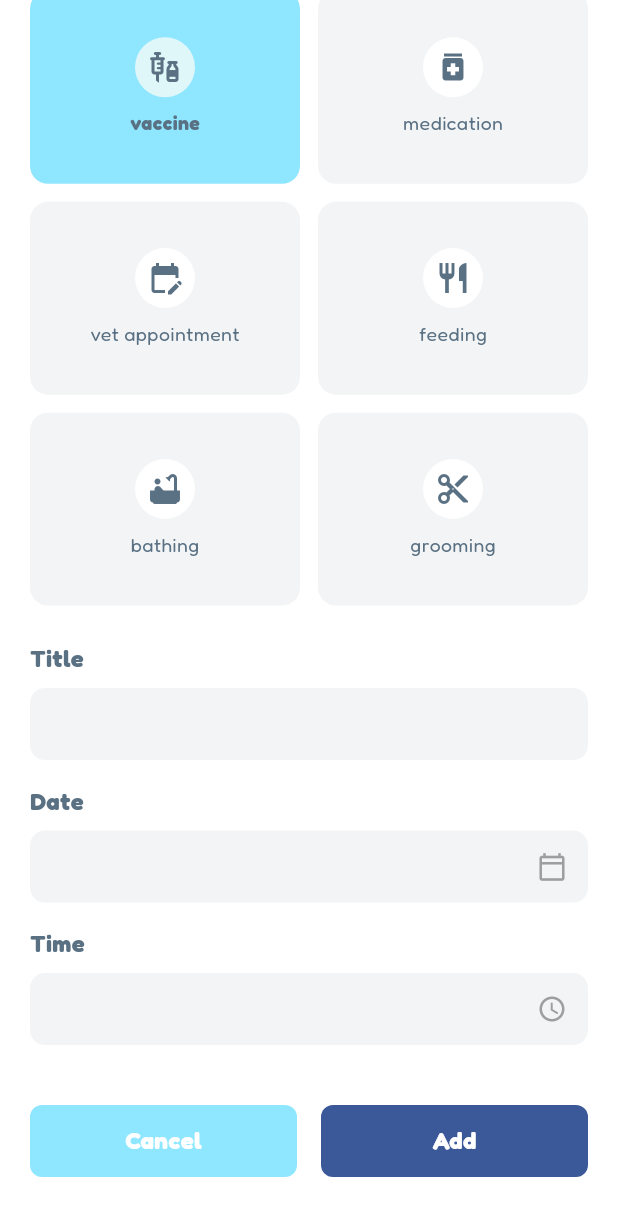
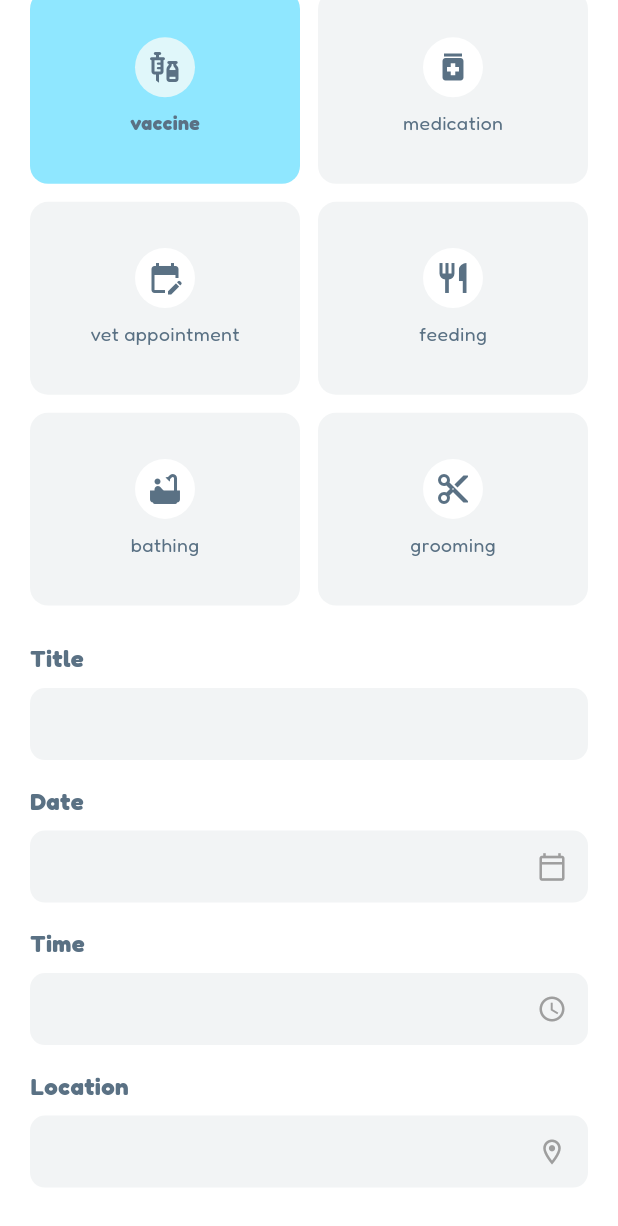
Before and after one commit to Thxngfh/PetCareApp, a Flutter app: the AddReminderScreen screen opened directly, scrolled down 198 dp, on a phone screen of 412 x 824 dp. Shown: the top 1226 px of the screen. Run offline on Flutter 3.47's test engine with Material 3 defaults, Android fonts, the light colour scheme and no system bars; our stand-ins replace firebase_auth, firebase_core, font_awesome_flutter, google_sign_in, image_picker, sign_in_with_apple; missing offline and left inert: flutter_facebook_auth; accounts and stored records are empty.

Commit message:
add Location

```diff
--- a/lib/screens/add_reminder.dart
+++ b/lib/screens/add_reminder.dart
@@ -13,6 +13,8 @@ class _AddReminderScreenState extends State<AddReminderScreen> {
   final TextEditingController _titleController = TextEditingController();
   final TextEditingController _dateController = TextEditingController();
   final TextEditingController _timeController = TextEditingController();
+  // ── 1. เพิ่ม Controller สำหรับ Location ──
+  final TextEditingController _locationController = TextEditingController();
 
   final List<Map<String, dynamic>> _types = [
     {'icon': Icons.vaccines, 'label': 'vaccine'},
@@ -32,6 +34,7 @@ class _AddReminderScreenState extends State<AddReminderScreen> {
     _titleController.dispose();
     _dateController.dispose();
     _timeController.dispose();
+    _locationController.dispose(); // อย่าลืม dispose ด้วย
     super.dispose();
   }
 
@@ -194,6 +197,14 @@ class _AddReminderScreenState extends State<AddReminderScreen> {
                       onTap: () => _selectTime(context),
                       suffixIcon: const Icon(Icons.access_time, size: 20, color: Colors.grey),
                     ),
+                    const SizedBox(height: 16),
+
+                    // ── 2. เพิ่มช่องกรอก Location ──
+                    _buildInputField(
+                      'Location',
+                      _locationController,
+                      suffixIcon: const Icon(Icons.location_on_outlined, size: 20, color: Colors.grey),
+                    ),
                     const SizedBox(height: 40),
 
                     Row(
@@ -213,10 +224,12 @@ class _AddReminderScreenState extends State<AddReminderScreen> {
                         Expanded(
                           child: GestureDetector(
                             onTap: () {
+                              // ── 3. ส่งค่า Location กลับไปด้วย ──
                               final newReminderData = {
                                 'title': _titleController.text.isEmpty ? 'New Reminder' : _titleController.text,
                                 'date': _dateController.text.isEmpty ? 'Not set' : _dateController.text,
                                 'time': _timeController.text.isEmpty ? '-' : _timeController.text,
+                                'location': _locationController.text.isEmpty ? 'No location' : _locationController.text,
                                 'icon': _types[_selectedTypeIndex]['icon'],
                               };
                               Navigator.pop(context, newReminderData);
--- a/lib/screens/health.dart
+++ b/lib/screens/health.dart
@@ -16,7 +16,7 @@ class HealthScreenState extends State<HealthScreen> {
 
   final Color textBlueColor = const Color(0xFF4C6184);
 
-  // ฟังก์ชันรับข้อมูลจากหน้า Add
+  // ฟังก์ชันรับข้อมูลจากหน้า Add (ถูกเรียกใช้จาก MainScreen ผ่าน GlobalKey)
   void addReminder(Map<String, dynamic> data) {
     setState(() {
       remindersList.insert(0, data);
@@ -54,7 +54,7 @@ class HealthScreenState extends State<HealthScreen> {
                 remindersList.removeAt(index);
               });
 
-              widget.onReminderDeleted?.call();
+              widget.onReminderDeleted?.call(); // แจ้ง MainScreen ให้ลดตัวเลขกระดิ่ง
 
               Navigator.pop(context);
             },
@@ -71,6 +71,8 @@ class HealthScreenState extends State<HealthScreen> {
       backgroundColor: Colors.white,
       body: Column(
         children: [
+          // ── ลบแถบ Header สีฟ้าออก เพราะ MainScreen มี AppBar อยู่แล้ว ──
+
           //Tab Buttons
           Padding(
             padding: const EdgeInsets.symmetric(horizontal: 16, vertical: 14),
@@ -247,7 +249,7 @@ class HealthScreenState extends State<HealthScreen> {
                       ],
                     ),
                     const SizedBox(height: 10),
-                    Text('Location: varaporn vet', style: TextStyle(fontFamily: 'Fredoka', color: textBlueColor, fontSize: 14)),
+                    Text('Location: ${item['location'] ?? 'No location'}', style: TextStyle(fontFamily: 'Fredoka', color: textBlueColor, fontSize: 14)),
                   ],
                 ),
               ),
```
